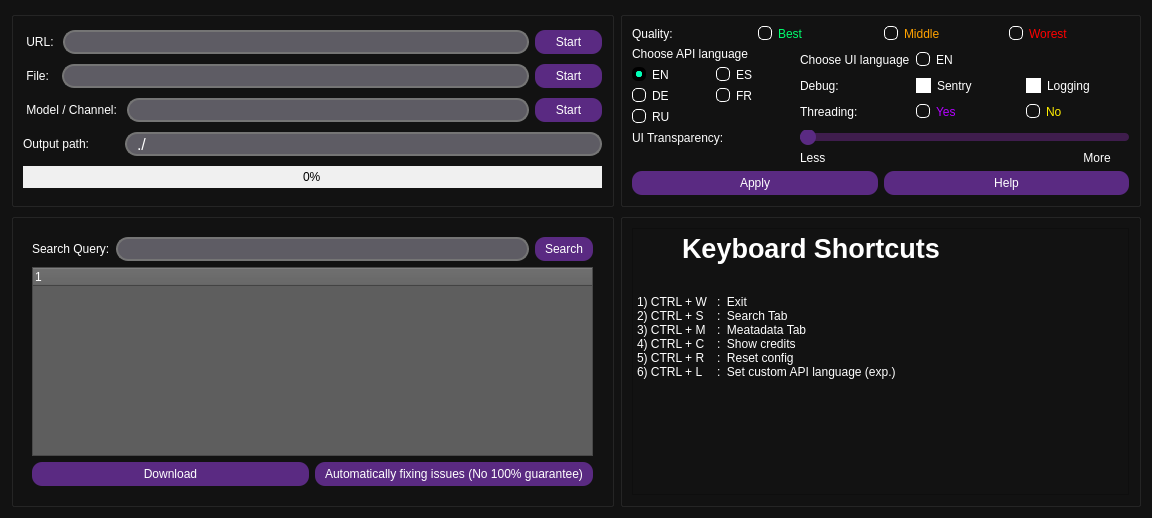
EchterAlsFake/Porn_Fetch, file src/form_redesign.ui: the form before one commit.
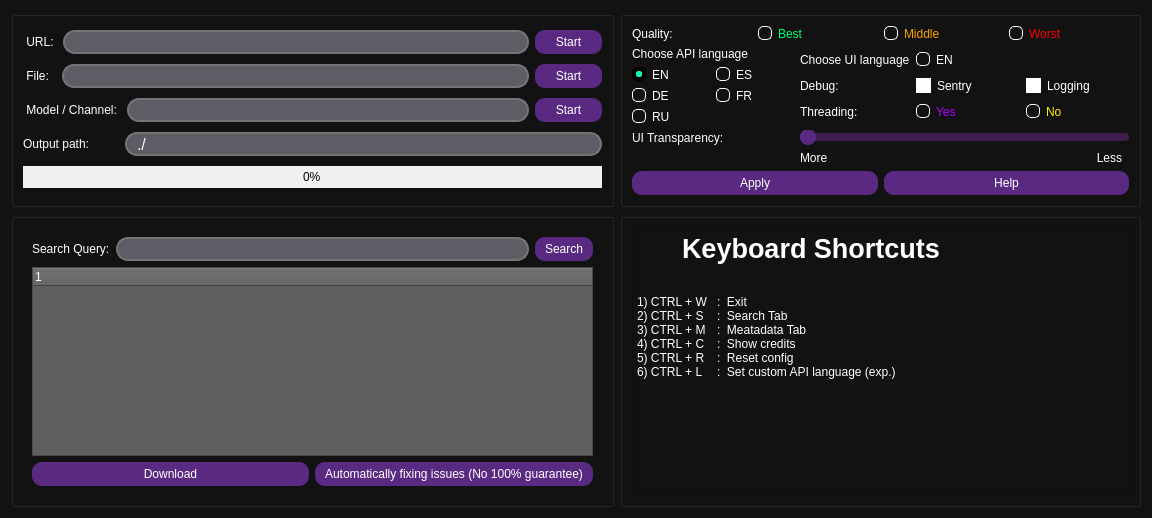
The form after the commit. Icons and pictures are not drawn.

What changed in the file:
```diff
--- a/src/form_redesign.ui
+++ b/src/form_redesign.ui
@@ -1409,7 +1409,7 @@
 </string>
           </property>
           <property name="text">
-           <string>Worest</string>
+           <string>Worst</string>
           </property>
          </widget>
         </item>
@@ -1710,14 +1710,14 @@
       <item row="3" column="1">
        <widget class="QLabel" name="label_4">
         <property name="text">
-         <string>Less</string>
+         <string>More</string>
         </property>
        </widget>
       </item>
       <item row="3" column="2">
        <widget class="QLabel" name="label_5">
         <property name="text">
-         <string>                                   More</string>
+         <string>                                       Less</string>
         </property>
        </widget>
       </item>
```
